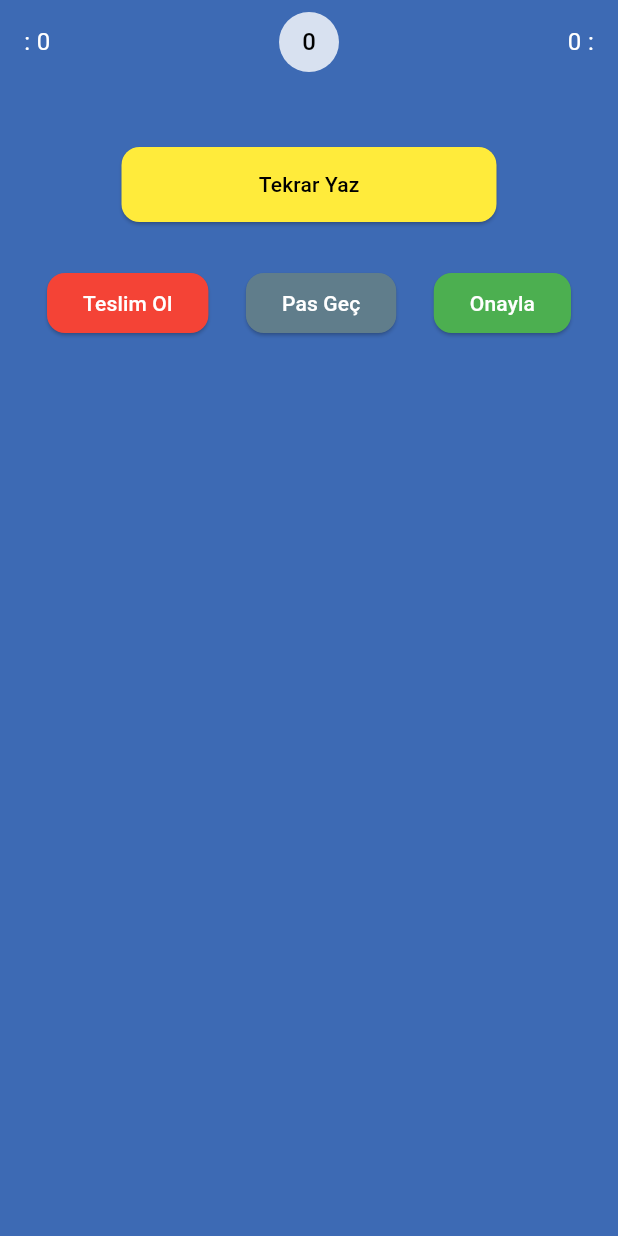
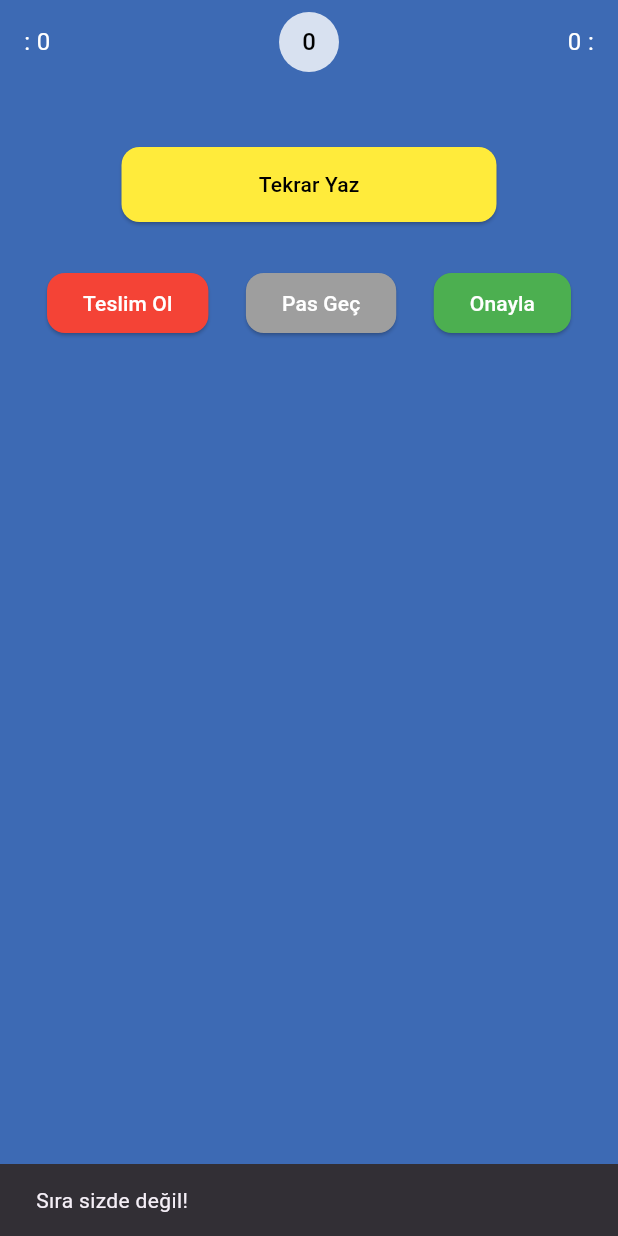
Before and after one commit to OsmanGundogdu/Kelime-Mayinlari, a Flutter app: the BottomPanel widget shown alone on an empty page, opened directly with empty values, after a tap on "Pas Geç", on a phone screen of 412 x 824 dp. Run offline on Flutter 3.47's test engine with Material 3 defaults, Android fonts, the phone set to English and light mode, and no system bars; our stand-ins replace cloud_firestore, firebase_core; accounts and stored records are empty.

Commit message:
pas geçme düzletildi 2

```diff
--- a/lib/Oyun Ekrani/game_screen_bottom_panel.dart
+++ b/lib/Oyun Ekrani/game_screen_bottom_panel.dart
@@ -14,6 +14,7 @@ class BottomPanel extends StatelessWidget {
   final VoidCallback onResetPressed;
   final VoidCallback onPassPressed;
   final VoidCallback onSurrenderPressed;
+  final bool isMyTurn;
 
   const BottomPanel({
     super.key,
@@ -30,6 +31,7 @@ class BottomPanel extends StatelessWidget {
     required this.onResetPressed,
     required this.onPassPressed,
     required this.onSurrenderPressed,
+    required this.isMyTurn,
   });
 
   @override
@@ -159,9 +161,18 @@ class BottomPanel extends StatelessWidget {
                   ),
                   const SizedBox(width: 25),
                   ElevatedButton(
-                    onPressed: onPassPressed,
+                    onPressed: isMyTurn
+                        ? onPassPressed
+                        : () {
+                            ScaffoldMessenger.of(context).showSnackBar(
+                              const SnackBar(
+                                content: Text('Sıra sizde değil!'),
+                                duration: Duration(seconds: 2),
+                              ),
+                            );
+                          },
                     style: ElevatedButton.styleFrom(
-                      backgroundColor: Colors.blueGrey,
+                      backgroundColor: isMyTurn ? Colors.blueGrey : Colors.grey,
                       shape: RoundedRectangleBorder(
                         borderRadius: BorderRadius.circular(12),
                       ),
```
